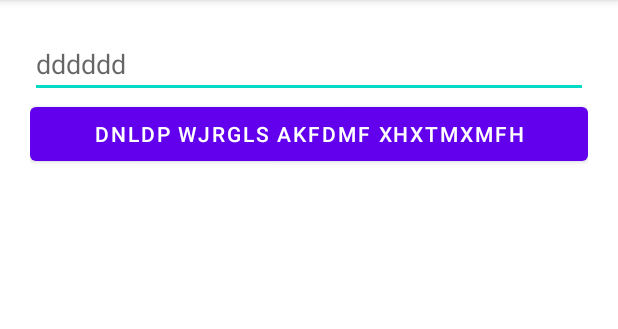
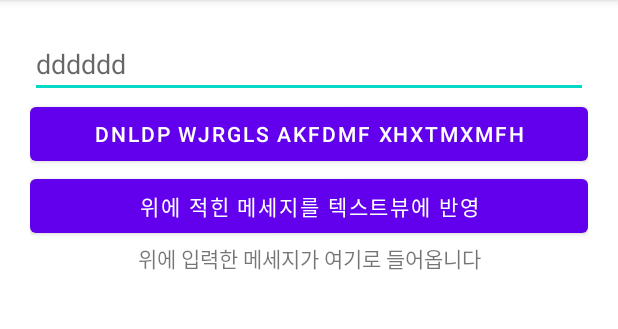
Before and after one commit to dani9210/UIcontrolPractice_20210829, an Android app: the screen it shows after launch (MainActivity), on a phone screen of 412 x 824 dp, the part 84-413 px from its top. Run offline under Robolectric (Android 15) with nearby library versions, the phone set to English and light mode, and no system bars.

Commit message:
set 기능 체험용 UI 작업

```diff
--- a/app/src/main/java/com/nepplus/uicontrolpractice_20210829/MainActivity.kt
+++ b/app/src/main/java/com/nepplus/uicontrolpractice_20210829/MainActivity.kt
@@ -14,7 +14,7 @@ class MainActivity : AppCompatActivity() {
 
         toastBtn.setOnClickListener {
 
-            //aptpwlrk dlqfurehls sodyddmf qkedkdhwk. => rldjrgoenjdi => qustnfmf aksemfdjtj wjwkdgoenwk
+            //aptpwlrk dlqfurehls sodyd(text thrtjddp wjrglsrkqt) dmf qkedkdhwk. => rldjrgoenjdi => qustnfmf aksemfdjtj wjwkdgoenwk
             val inputMessage = messageEdt.text.toString()
 
 
--- a/app/src/main/res/layout/activity_main.xml
+++ b/app/src/main/res/layout/activity_main.xml
@@ -20,6 +20,19 @@
        android:layout_height="wrap_content"
       android:text="dnldp wjrgls akfdmf xhxtmxmfh" />
 
+   <Button
+       android:id="@+id/copyMessageBtn"
+       android:layout_width="match_parent"
+       android:layout_height="wrap_content"
+      android:text="위에 적힌 메세지를 텍스트뷰에 반영"/>
+
+   <TextView
+       android:id="@+id/messageTxt"
+       android:layout_width="match_parent"
+       android:layout_height="wrap_content"
+      android:text="위에 입력한 메세지가 여기로 들어옵니다"
+      android:gravity="center"/>
+
 
 
 
```
